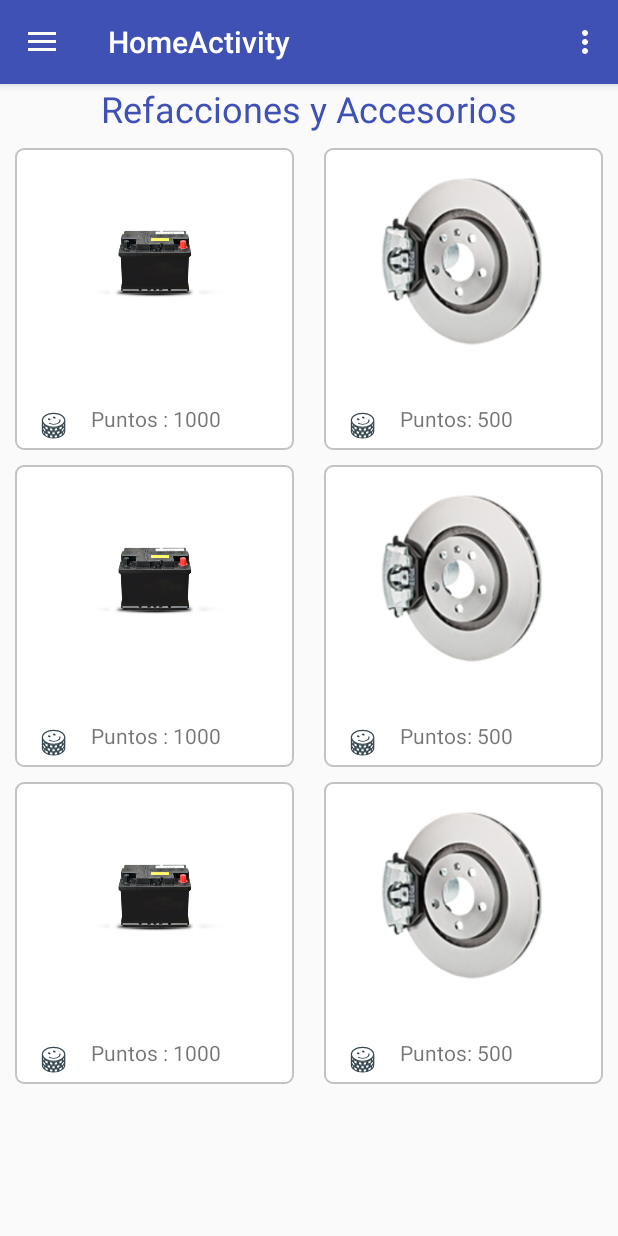
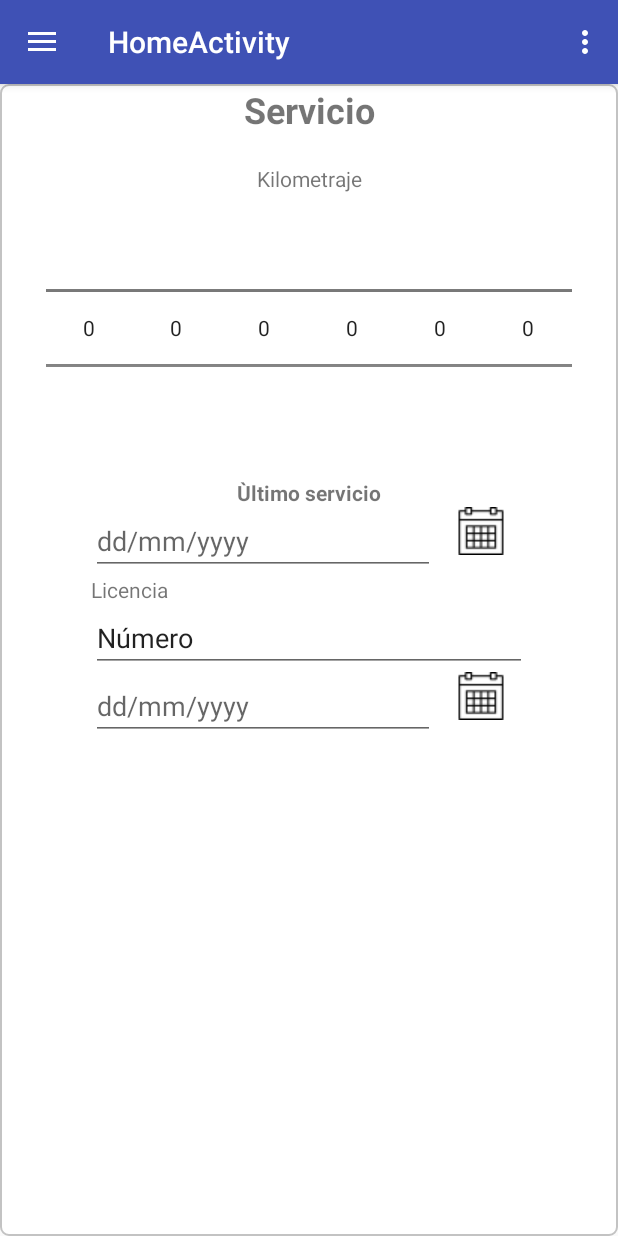
Before and after one commit to sergioivan154/appdemoautomotriz, an Android app: the HomeActivity screen opened directly, with no data from a screen before it, in the side drawer, after a tap on "Servicio", on a phone screen of 412 x 824 dp. Run offline under Robolectric (Android 15) with nearby library versions, the phone set to English and light mode, and no system bars.

Commit message:
servicio

```diff
--- a/app/src/main/java/com/example/sergio/applealtad/home/HomeActivity.java
+++ b/app/src/main/java/com/example/sergio/applealtad/home/HomeActivity.java
@@ -18,6 +18,7 @@ import com.example.sergio.applealtad.R;
 import com.example.sergio.applealtad.home.secciones.HomeFragment;
 import com.example.sergio.applealtad.home.secciones.PromocionesFragment;
 import com.example.sergio.applealtad.home.secciones.RefaccionesFragment;
+import com.example.sergio.applealtad.home.secciones.ServicioFragment;
 import com.example.sergio.applealtad.register.RegisterFragment;
 
 public class HomeActivity extends AppCompatActivity
@@ -101,7 +102,11 @@ public class HomeActivity extends AppCompatActivity
             ft.replace(R.id.content_home, RefaccionesFragment.getInstance());
             ft.commit();
 
-        } else if (id == R.id.nav_slideshow) {
+        } else if (id == R.id.nav_service) {
+            FragmentTransaction ft = getSupportFragmentManager().beginTransaction();
+
+            ft.replace(R.id.content_home, ServicioFragment.getInstance());
+            ft.commit();
 
         } else if (id == R.id.nav_manage) {
 
--- /dev/null
+++ b/app/src/main/java/com/example/sergio/applealtad/home/secciones/ServicioFragment.java
@@ -0,0 +1,31 @@
+package com.example.sergio.applealtad.home.secciones;
+
+
+import android.os.Bundle;
+import android.support.v4.app.Fragment;
+import android.view.LayoutInflater;
+import android.view.View;
+import android.view.ViewGroup;
+
+import com.example.sergio.applealtad.R;
+
+/**
+ * A simple {@link Fragment} subclass.
+ */
+public class ServicioFragment extends Fragment {
+
+
+    public static ServicioFragment getInstance() {
+        ServicioFragment fragment=new ServicioFragment();
+        return fragment;
+    }
+
+
+    @Override
+    public View onCreateView(LayoutInflater inflater, ViewGroup container,
+                             Bundle savedInstanceState) {
+        // Inflate the layout for this fragment
+        return inflater.inflate(R.layout.fragment_servicio, container, false);
+    }
+
+}
--- a/app/src/main/res/layout/content_home.xml
+++ b/app/src/main/res/layout/content_home.xml
@@ -5,6 +5,7 @@
     android:id="@+id/content_home"
     android:layout_width="match_parent"
     android:layout_height="match_parent"
+    android:background="@drawable/card_background"
     app:layout_behavior="@string/appbar_scrolling_view_behavior"
     tools:context="com.example.sergio.applealtad.home.HomeActivity"
     tools:showIn="@layout/app_bar_home">
--- a/app/src/main/res/layout/fragment_home.xml
+++ b/app/src/main/res/layout/fragment_home.xml
@@ -42,7 +42,7 @@
         android:layout_height="match_parent"
         android:layout_weight="2"
         android:orientation="horizontal"
-        android:padding="20dp">
+        android:padding="10dp">
 
         <LinearLayout
             android:layout_width="match_parent"
@@ -52,6 +52,15 @@
             android:background="@drawable/card_background"
             android:gravity="center"
             android:orientation="vertical">
+
+            <com.airbnb.lottie.LottieAnimationView
+                android:id="@+id/animation_view"
+                android:layout_width="40dp"
+                android:layout_height="40dp"
+                android:layout_gravity="center_horizontal"
+                app:lottie_autoPlay="true"
+                app:lottie_fileName="smiley_stack.json"
+                app:lottie_loop="true" />
 
             <TextView
                 android:id="@+id/textView3"
@@ -86,7 +95,8 @@
                 android:id="@+id/textView4"
                 android:layout_width="wrap_content"
                 android:layout_height="wrap_content"
-                android:text="Próximo servicio de kilometraje" />
+                android:text="Próximo servicio de kilometraje"
+                android:textAlignment="center" />
         </LinearLayout>
 
     </LinearLayout>
@@ -96,7 +106,7 @@
         android:layout_height="match_parent"
         android:layout_weight="2"
         android:orientation="horizontal"
-        android:padding="20dp">
+        android:padding="10dp">
 
         <LinearLayout
             android:layout_width="match_parent"
@@ -134,6 +144,7 @@
                 android:id="@+id/textView9"
                 android:layout_width="wrap_content"
                 android:layout_height="wrap_content"
+                android:layout_marginTop="10dp"
                 android:text="Tips" />
         </LinearLayout>
     </LinearLayout>
--- /dev/null
+++ b/app/src/main/res/layout/fragment_servicio.xml
@@ -0,0 +1,213 @@
+<?xml version="1.0" encoding="utf-8"?>
+<android.support.constraint.ConstraintLayout
+    xmlns:android="http://schemas.android.com/apk/res/android"
+    xmlns:app="http://schemas.android.com/apk/res-auto"
+    android:layout_width="match_parent"
+    android:layout_height="match_parent">
+
+    <ScrollView
+        android:layout_width="match_parent"
+        android:layout_height="match_parent">
+
+        <LinearLayout
+            android:layout_width="match_parent"
+            android:layout_height="wrap_content"
+            android:orientation="vertical" >
+
+            <LinearLayout
+                android:layout_width="match_parent"
+                android:layout_height="match_parent"
+                android:layout_marginBottom="20dp"
+                app:layout_constraintBottom_toBottomOf="parent"
+                app:layout_constraintHorizontal_bias="0.0"
+                app:layout_constraintLeft_toLeftOf="parent"
+                app:layout_constraintRight_toRightOf="parent"
+                app:layout_constraintTop_toTopOf="parent"
+                app:layout_constraintVertical_bias="0.091">
+
+                <TextView
+                    android:layout_width="match_parent"
+                    android:layout_height="wrap_content"
+                    android:gravity="center"
+                    android:text="Servicio"
+                    android:textSize="24sp"
+                    android:textStyle="bold" />
+
+            </LinearLayout>
+
+            <LinearLayout
+                android:layout_width="match_parent"
+                android:layout_height="match_parent"
+                android:orientation="vertical"
+                app:layout_constraintBottom_toBottomOf="parent"
+                app:layout_constraintHorizontal_bias="0.0"
+                app:layout_constraintLeft_toLeftOf="parent"
+                app:layout_constraintRight_toRightOf="parent"
+                app:layout_constraintTop_toTopOf="parent"
+                app:layout_constraintVertical_bias="0.401">
+
+                <TextView
+                    android:layout_width="match_parent"
+                    android:layout_height="wrap_content"
+                    android:gravity="center"
+                    android:text="Kilometraje" />
+
+                <LinearLayout
+                    android:layout_width="match_parent"
+                    android:layout_height="wrap_content"
+                    android:orientation="horizontal"
+                    android:paddingLeft="30dp"
+                    android:paddingRight="30dp">
+
+
+                    <NumberPicker
+                        android:layout_width="0dp"
+                        android:layout_height="wrap_content"
+                        android:layout_weight="1"
+                        android:gravity="bottom"
+                        android:paddingBottom="5dp" />
+
+                    <NumberPicker
+                        android:layout_width="0dp"
+                        android:layout_height="wrap_content"
+                        android:layout_weight="1"
+                        android:gravity="bottom"
+                        android:paddingBottom="5dp" />
+
+                    <NumberPicker
+                        android:layout_width="0dp"
+                        android:layout_height="wrap_content"
+                        android:layout_weight="1"
+                        android:gravity="bottom"
+                        android:paddingBottom="5dp" />
+
+                    <NumberPicker
+                        android:layout_width="0dp"
+                        android:layout_height="wrap_content"
+                        android:layout_weight="1"
+                        android:gravity="bottom"
+                        android:paddingBottom="5dp" />
+
+                    <NumberPicker
+                        android:layout_width="0dp"
+                        android:layout_height="wrap_content"
+                        android:layout_weight="1"
+                        android:gravity="bottom"
+                        android:paddingBottom="5dp" />
+
+                    <NumberPicker
+                        android:layout_width="0dp"
+                        android:layout_height="wrap_content"
+                        android:layout_weight="1"
+                        android:gravity="bottom"
+                        android:paddingBottom="5dp" />
+                </LinearLayout>
+
+
+            </LinearLayout>
+
+            <LinearLayout
+                android:layout_width="match_parent"
+                android:layout_height="match_parent"
+                android:layout_marginTop="10dp"
+                android:orientation="vertical"
+                app:layout_constraintBottom_toBottomOf="parent"
+                app:layout_constraintHorizontal_bias="0.0"
+                app:layout_constraintLeft_toLeftOf="parent"
+                app:layout_constraintRight_toRightOf="parent"
+                app:layout_constraintTop_toTopOf="parent"
+                app:layout_constraintVertical_bias="0.952">
+
+                <TextView
+                    android:layout_width="match_parent"
+                    android:layout_height="wrap_content"
+                    android:gravity="center"
+                    android:text="Ùltimo servicio"
+                    android:textStyle="bold" />
+
+                <LinearLayout
+                    android:layout_width="match_parent"
+                    android:layout_height="wrap_content"
+                    android:orientation="horizontal"
+                    android:paddingLeft="30dp"
+                    android:paddingRight="30dp">
+
+                    <LinearLayout
+                        android:layout_width="match_parent"
+                        android:layout_height="wrap_content"
+                        android:orientation="horizontal"
+                        android:paddingLeft="30dp"
+                        android:paddingRight="30dp">
+
+                        <EditText
+                            android:layout_width="229dp"
+                            android:layout_height="wrap_content"
+                            android:hint="dd/mm/yyyy" />
+
+                        <ImageView
+                            android:layout_width="match_parent"
+                            android:layout_height="wrap_content"
+                            android:src="@drawable/calendar" />
+                    </LinearLayout>
+                </LinearLayout>
+
+                <LinearLayout
+                    android:layout_width="match_parent"
+                    android:layout_height="wrap_content"
+                    android:orientation="horizontal"
+                    android:paddingLeft="30dp"
+                    android:paddingRight="30dp">
+
+                    <LinearLayout
+                        android:layout_width="match_parent"
+                        android:layout_height="wrap_content"
+                        android:orientation="vertical"
+                        android:paddingLeft="30dp"
+                        android:paddingRight="30dp">
+
+                        <TextView
+                            android:layout_width="229dp"
+                            android:layout_height="wrap_content"
+                            android:text="Licencia" />
+
+                        <EditText
+                            android:layout_width="match_parent"
+                            android:layout_height="wrap_content"
+                            android:text="Número" />
+                    </LinearLayout>
+                </LinearLayout>
+
+
+                <LinearLayout
+                    android:layout_width="match_parent"
+                    android:layout_height="wrap_content"
+                    android:orientation="horizontal"
+                    android:paddingLeft="30dp"
+                    android:paddingRight="30dp">
+
+                    <LinearLayout
+                        android:layout_width="match_parent"
+                        android:layout_height="wrap_content"
+                        android:orientation="horizontal"
+                        android:paddingLeft="30dp"
+                        android:paddingRight="30dp">
+
+                        <EditText
+                            android:layout_width="229dp"
+                            android:layout_height="wrap_content"
+                            android:hint="dd/mm/yyyy" />
+
+                        <ImageView
+                            android:layout_width="match_parent"
+                            android:layout_height="wrap_content"
+                            android:src="@drawable/calendar" />
+                    </LinearLayout>
+                </LinearLayout>
+
+
+            </LinearLayout>
+
+        </LinearLayout>
+    </ScrollView>
+
+</android.support.constraint.ConstraintLayout>
--- a/app/src/main/res/menu/activity_home_drawer.xml
+++ b/app/src/main/res/menu/activity_home_drawer.xml
@@ -17,7 +17,7 @@
             android:icon="@drawable/ic_menu_gallery"
             android:title="Refacciones y Accesorios" />
         <item
-            android:id="@+id/nav_slideshow"
+            android:id="@+id/nav_service"
             android:icon="@drawable/ic_menu_slideshow"
             android:title="Servicio" />
         <item
```
